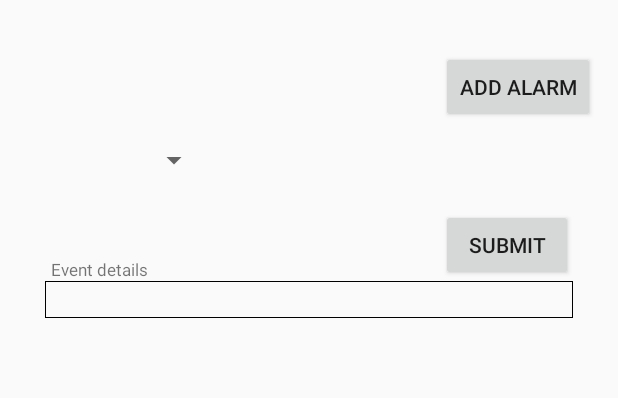
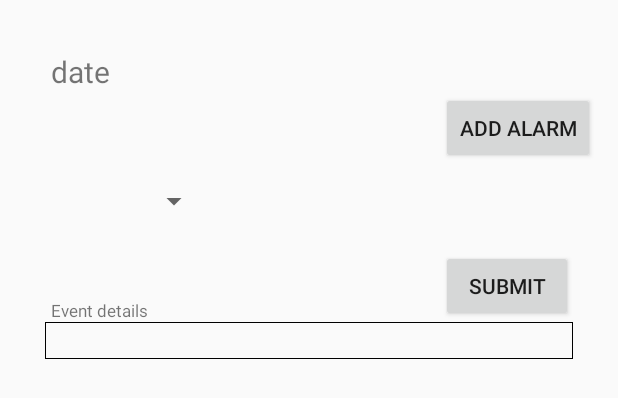
Before and after one commit to dmytririsov/Forecast-Applicaiton, an Android app: the layout event_details.xml on its own in the app's theme, with its tools: preview values and no code run, on a phone screen of 412 x 824 dp. Shown: the top 398 px of the screen. Run offline under Robolectric (Android 15) with nearby library versions, the phone set to English and light mode, and no system bars.

Commit message:
xml changes

```diff
--- a/app/src/main/res/layout/event_details.xml
+++ b/app/src/main/res/layout/event_details.xml
@@ -4,25 +4,26 @@
     android:layout_height="match_parent"
     android:orientation="vertical">
 
-    <TextView
-        android:id="@+id/event_details_date"
-        android:layout_width="wrap_content"
-        android:layout_height="wrap_content"
-        android:layout_alignParentTop="true"
-        android:layout_marginLeft="34dp"
-        android:layout_marginStart="34dp"
-        android:layout_marginTop="34dp"
-        android:textSize="20dp" />
-
     <Button
         android:id="@+id/button_set_alarm"
         style="?android:attr/buttonStyleSmall"
         android:layout_width="wrap_content"
         android:layout_height="wrap_content"
+        android:text="@string/event_details_button_alarm"
+        android:layout_gravity="right"
+        android:layout_below="@+id/event_details_date"
         android:layout_alignLeft="@+id/event_button_submit"
-        android:layout_alignStart="@+id/event_button_submit"
-        android:layout_alignTop="@+id/event_details_date"
-        android:text="@string/event_details_button_alarm" />
+        android:layout_alignStart="@+id/event_button_submit" />
+
+    <TextView
+        android:id="@+id/event_details_date"
+        android:layout_width="wrap_content"
+        android:layout_height="wrap_content"
+        android:layout_marginLeft="34dp"
+        android:layout_marginStart="34dp"
+        android:layout_marginTop="34dp"
+        android:textSize="20sp"
+        android:text="date" />
 
     <Button
         android:id="@+id/event_button_submit"
@@ -31,21 +32,8 @@
         android:layout_alignBottom="@+id/textView"
         android:layout_alignEnd="@+id/event_details_edit_text"
         android:layout_alignRight="@+id/event_details_edit_text"
-        android:text="@string/event_details_button_submit" />
-
-    <TextView
-        android:id="@+id/textView"
-        android:layout_width="wrap_content"
-        android:layout_height="wrap_content"
-        android:layout_marginTop="40dp"
-        android:text="@string/event_details"
-        android:textSize="11dp"
-        android:layout_below="@+id/event_details_spinner"
-        android:layout_alignLeft="@+id/event_details_date"
-        android:layout_alignStart="@+id/event_details_date"
-        android:layout_toStartOf="@+id/event_button_submit"
-        android:layout_alignRight="@+id/event_details_spinner"
-        android:layout_alignEnd="@+id/event_details_spinner" />
+        android:text="@string/event_details_button_submit"
+        android:layout_gravity="right" />
 
     <Spinner
         android:id="@+id/event_details_spinner"
@@ -57,9 +45,23 @@
         android:spinnerMode="dialog"
         android:layout_marginLeft="10dp" />
 
+    <TextView
+        android:id="@+id/textView"
+        android:layout_width="wrap_content"
+        android:layout_height="wrap_content"
+        android:layout_marginTop="40dp"
+        android:text="@string/event_details"
+        android:textSize="11sp"
+        android:layout_below="@+id/event_details_spinner"
+        android:layout_alignLeft="@+id/event_details_date"
+        android:layout_alignStart="@+id/event_details_date"
+        android:layout_toStartOf="@+id/event_button_submit"
+        android:layout_alignRight="@+id/event_details_spinner"
+        android:layout_alignEnd="@+id/event_details_spinner" />
+
     <EditText
         android:id="@+id/event_details_edit_text"
-        android:layout_width="wrap_content"
+        android:layout_width="281dp"
         android:layout_height="wrap_content"
         android:layout_alignParentEnd="true"
         android:layout_alignParentLeft="true"
@@ -72,14 +74,4 @@
         android:ems="10"
         android:inputType="textMultiLine" />
 
-    <TextView
-        android:id="@+id/textView3"
-        android:layout_width="wrap_content"
-        android:layout_height="wrap_content"
-        android:layout_alignParentBottom="true"
-        android:layout_marginBottom="147dp"
-        android:layout_toLeftOf="@+id/textView"
-        android:layout_toStartOf="@+id/textView"
-        android:textSize="11dp" />
-
 </RelativeLayout>
```
